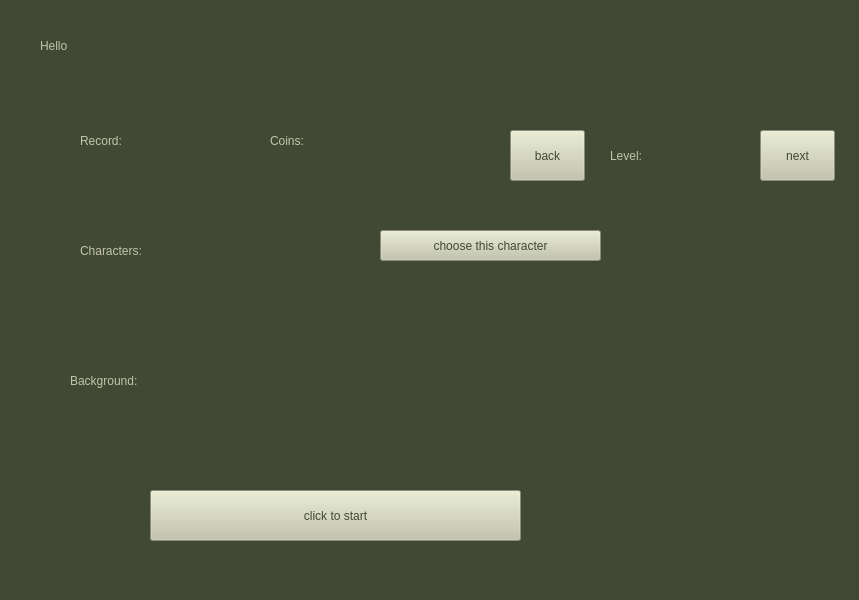
This is des2.ui in kinzanik/game_lyc as Qt 5 draws it before an edit. The edited form follows.
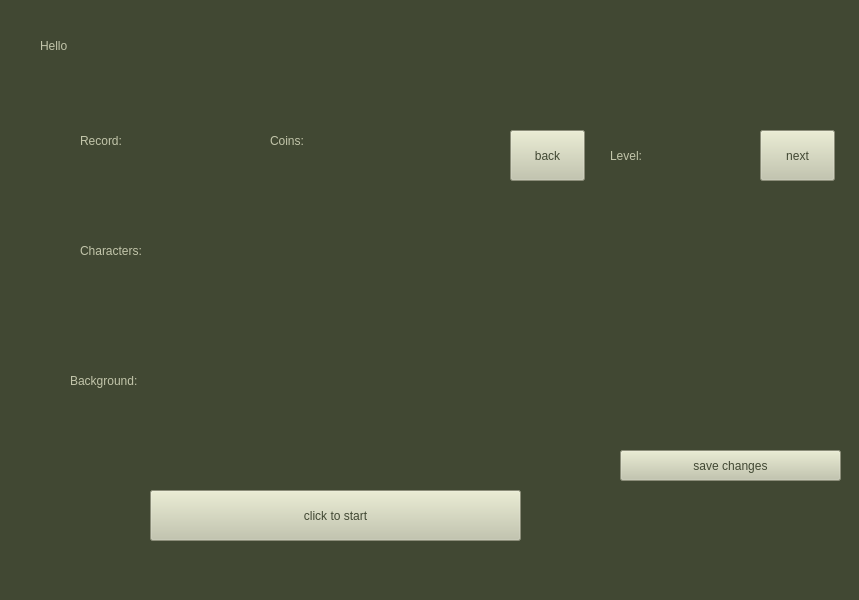
This is the edited form.

Patch:
```diff
--- a/des2.ui
+++ b/des2.ui
@@ -136,8 +136,8 @@
    <widget class="QPushButton" name="choose_Button">
     <property name="geometry">
      <rect>
-      <x>380</x>
-      <y>230</y>
+      <x>620</x>
+      <y>450</y>
       <width>221</width>
       <height>31</height>
      </rect>
@@ -148,7 +148,7 @@
 color: rgb(65, 72, 51)</string>
     </property>
     <property name="text">
-     <string>choose this character</string>
+     <string>save changes</string>
     </property>
    </widget>
    <widget class="QLabel" name="back_label">
```
